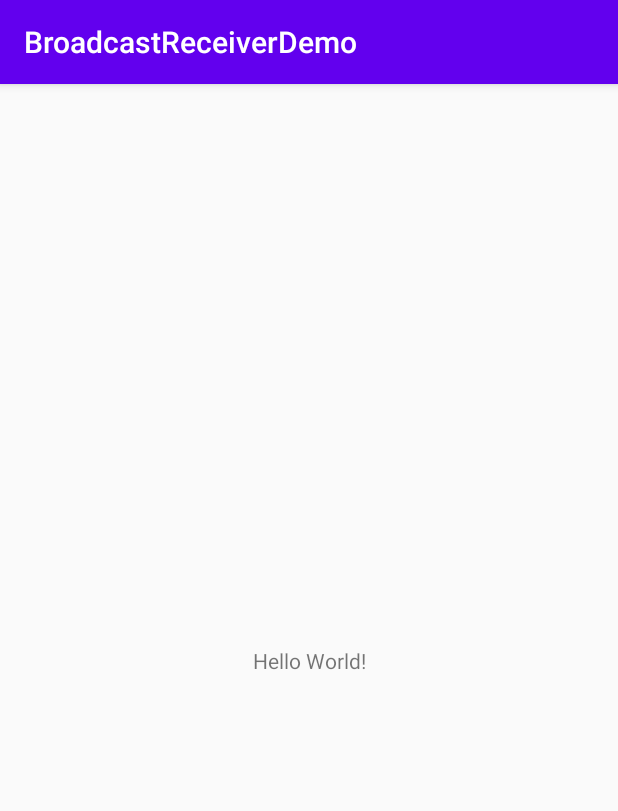
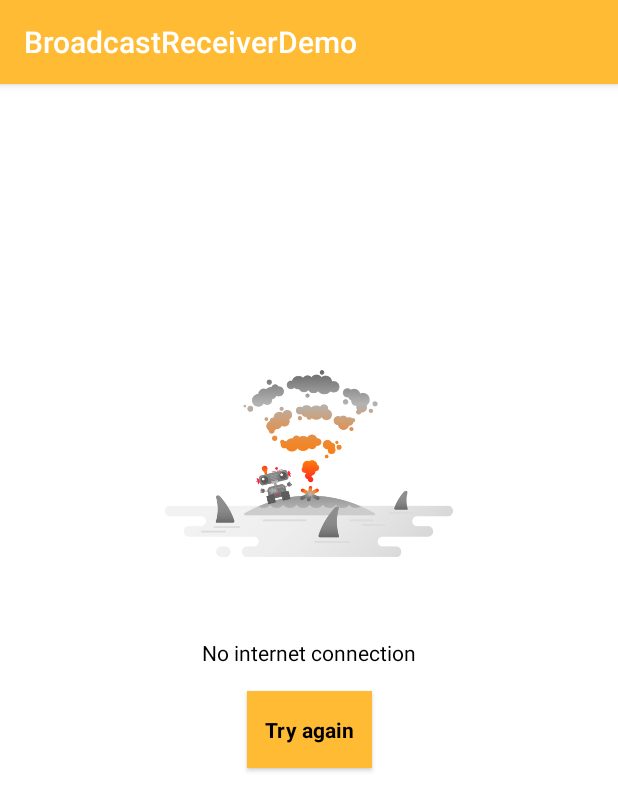
Before and after one commit to ManuelaFlores/CheckNetworkConnection, an Android app: the screen it shows after launch (MainActivity), on a phone screen of 412 x 824 dp. Shown: the top 811 px of the screen. Run offline under Robolectric (Android 15) with nearby library versions, the phone set to English and light mode, and no system bars.

Commit message:
add no internet connection layout :art: :lipstick:

```diff
--- a/app/build.gradle
+++ b/app/build.gradle
@@ -32,9 +32,11 @@ dependencies {
     implementation 'androidx.core:core-ktx:1.2.0'
     implementation 'androidx.constraintlayout:constraintlayout:1.1.3'
     testImplementation 'junit:junit:4.12'
+    testImplementation "androidx.arch.core:core-testing:2.1.0"
     androidTestImplementation 'androidx.test.ext:junit:1.1.1'
     androidTestImplementation 'androidx.test.espresso:espresso-core:3.2.0'
-
+    testImplementation 'org.mockito:mockito-core:2.23.0'
+    androidTestImplementation "androidx.arch.core:core-testing:2.1.0"
     // Koin for Kotlin apps
     implementation 'org.koin:koin-android:2.1.5'
 }
--- a/app/src/main/java/com/manuflowers/broadcastreceiverdemo/MainActivity.kt
+++ b/app/src/main/java/com/manuflowers/broadcastreceiverdemo/MainActivity.kt
@@ -7,6 +7,8 @@ import android.net.ConnectivityManager
 import androidx.appcompat.app.AppCompatActivity
 import android.os.Bundle
 import android.util.Log
+import android.view.View
+import kotlinx.android.synthetic.main.layout_no_internet_connection.*
 import org.koin.android.ext.android.inject
 
 class MainActivity : AppCompatActivity() {
@@ -18,9 +20,9 @@ class MainActivity : AppCompatActivity() {
             networkUtil = networkUtil,
             statusInternet = { statusInternet ->
                 if (statusInternet) {
-                    Log.e("ACTIVE", "estado activo")
+                    noInternetConnectionConstraintLayout.visibility = View.GONE
                 } else {
-                    Log.e("INNACTIVE", "estado no activo")
+                    noInternetConnectionConstraintLayout.visibility = View.VISIBLE
                 }
             })
     }
--- a/app/src/main/java/com/manuflowers/broadcastreceiverdemo/NetworkChangeBroadcastReceiver.kt
+++ b/app/src/main/java/com/manuflowers/broadcastreceiverdemo/NetworkChangeBroadcastReceiver.kt
@@ -9,7 +9,7 @@ import org.koin.core.KoinComponent
 class NetworkChangeBroadcastReceiver constructor(
     val statusInternet: (Boolean) -> Unit,
    private var networkUtil: NetworkUtil
-) : BroadcastReceiver(), KoinComponent {
+) : BroadcastReceiver() {
 
     override fun onReceive(context: Context?, intent: Intent?) {
 
--- /dev/null
+++ b/app/src/main/java/com/manuflowers/broadcastreceiverdemo/OutgoingCallReceiver.kt
@@ -0,0 +1,23 @@
+package com.manuflowers.broadcastreceiverdemo
+
+import android.content.BroadcastReceiver
+import android.content.Context
+import android.content.Intent
+import android.content.SharedPreferences
+import android.os.AsyncTask
+
+
+class OutgoingCallReceiver : BroadcastReceiver() {
+    override fun onReceive(context: Context, intent: Intent) {
+        val phoneNum = intent.getStringExtra(Intent.EXTRA_PHONE_NUMBER)
+        AsyncTask.execute {
+            val preferences: SharedPreferences = context.getSharedPreferences(
+                "MyPrefs",
+                Context.MODE_PRIVATE
+            )
+            val editor = preferences.edit()
+            editor.putString("phone", phoneNum)
+            editor.commit()
+        }
+    }
+}
--- a/app/src/main/java/com/manuflowers/broadcastreceiverdemo/di/ServicesModule.kt
+++ b/app/src/main/java/com/manuflowers/broadcastreceiverdemo/di/ServicesModule.kt
@@ -1,6 +1,5 @@
 package com.manuflowers.broadcastreceiverdemo.di
 
-import android.net.ConnectivityManager
 import com.manuflowers.broadcastreceiverdemo.NetworkUtil
 import com.manuflowers.broadcastreceiverdemo.provideConnectivityManager
 import org.koin.dsl.module
--- a/app/src/main/res/layout/activity_main.xml
+++ b/app/src/main/res/layout/activity_main.xml
@@ -1,18 +1,10 @@
 <?xml version="1.0" encoding="utf-8"?>
-<androidx.constraintlayout.widget.ConstraintLayout xmlns:android="http://schemas.android.com/apk/res/android"
+<FrameLayout xmlns:android="http://schemas.android.com/apk/res/android"
     xmlns:app="http://schemas.android.com/apk/res-auto"
     xmlns:tools="http://schemas.android.com/tools"
     android:layout_width="match_parent"
     android:layout_height="match_parent"
     tools:context=".MainActivity">
 
-    <TextView
-        android:layout_width="wrap_content"
-        android:layout_height="wrap_content"
-        android:text="Hello World!"
-        app:layout_constraintBottom_toBottomOf="parent"
-        app:layout_constraintLeft_toLeftOf="parent"
-        app:layout_constraintRight_toRightOf="parent"
-        app:layout_constraintTop_toTopOf="parent" />
-
-</androidx.constraintlayout.widget.ConstraintLayout>
+    <include layout="@layout/layout_no_internet_connection"/>
+</FrameLayout>
--- /dev/null
+++ b/app/src/main/res/layout/layout_no_internet_connection.xml
@@ -0,0 +1,51 @@
+<?xml version="1.0" encoding="utf-8"?>
+<androidx.constraintlayout.widget.ConstraintLayout xmlns:android="http://schemas.android.com/apk/res/android"
+    xmlns:app="http://schemas.android.com/apk/res-auto"
+    android:layout_width="match_parent"
+    android:id="@+id/noInternetConnectionConstraintLayout"
+    android:layout_height="match_parent"
+    android:background="@android:color/white">
+
+    <ImageView
+        android:id="@+id/imageView"
+        android:layout_width="250dp"
+        android:layout_height="200dp"
+        android:contentDescription="@null"
+        android:src="@drawable/no_internet_connection"
+        app:layout_constraintEnd_toEndOf="parent"
+        app:layout_constraintHorizontal_bias="0.5"
+        app:layout_constraintStart_toStartOf="parent"
+        app:layout_constraintTop_toTopOf="@+id/guideline" />
+
+    <TextView
+        android:id="@+id/textView"
+        android:layout_width="wrap_content"
+        android:layout_height="wrap_content"
+        android:layout_marginTop="16dp"
+        android:text="@string/no_internet_connection"
+        app:layout_constraintEnd_toEndOf="parent"
+        android:textColor="@android:color/black"
+        app:layout_constraintHorizontal_bias="0.5"
+        app:layout_constraintStart_toStartOf="parent"
+        app:layout_constraintTop_toBottomOf="@+id/imageView" />
+
+    <Button
+        android:id="@+id/button"
+        style="@style/PrimaryActionButton"
+        android:layout_width="wrap_content"
+        android:layout_height="wrap_content"
+        android:layout_marginTop="16dp"
+        android:text="@string/try_again"
+        app:layout_constraintEnd_toEndOf="parent"
+        app:layout_constraintHorizontal_bias="0.5"
+        app:layout_constraintStart_toStartOf="parent"
+        app:layout_constraintTop_toBottomOf="@+id/textView" />
+
+    <androidx.constraintlayout.widget.Guideline
+        android:id="@+id/guideline"
+        android:layout_width="wrap_content"
+        android:layout_height="wrap_content"
+        android:orientation="horizontal"
+        app:layout_constraintGuide_percent="0.2" />
+
+</androidx.constraintlayout.widget.ConstraintLayout>
--- a/app/src/main/res/values/colors.xml
+++ b/app/src/main/res/values/colors.xml
@@ -1,6 +1,6 @@
 <?xml version="1.0" encoding="utf-8"?>
 <resources>
-    <color name="colorPrimary">#6200EE</color>
-    <color name="colorPrimaryDark">#3700B3</color>
-    <color name="colorAccent">#03DAC5</color>
+    <color name="colorPrimary">@android:color/holo_orange_light</color>
+    <color name="colorPrimaryDark">@android:color/holo_orange_dark</color>
+    <color name="colorAccent">#AF2ED3</color>
 </resources>
--- a/app/src/main/res/values/strings.xml
+++ b/app/src/main/res/values/strings.xml
@@ -1,3 +1,5 @@
 <resources>
     <string name="app_name">BroadcastReceiverDemo</string>
+    <string name="no_internet_connection">No internet connection</string>
+    <string name="try_again">Try again</string>
 </resources>
--- a/app/src/main/res/values/styles.xml
+++ b/app/src/main/res/values/styles.xml
@@ -8,4 +8,11 @@
         <item name="colorAccent">@color/colorAccent</item>
     </style>
 
+    <style name="PrimaryActionButton" parent="@style/Widget.AppCompat.Light.ActionButton">
+        <item name="android:padding">16dp</item>
+        <item name="android:textColor">@android:color/black</item>
+        <item name="android:textStyle">bold</item>
+        <item name="android:background">@android:color/holo_orange_light</item>
+    </style>
+
 </resources>
```
Also changed, not shown: app/src/main/res/drawable/no_internet_connection.png (added), 1 other file.
